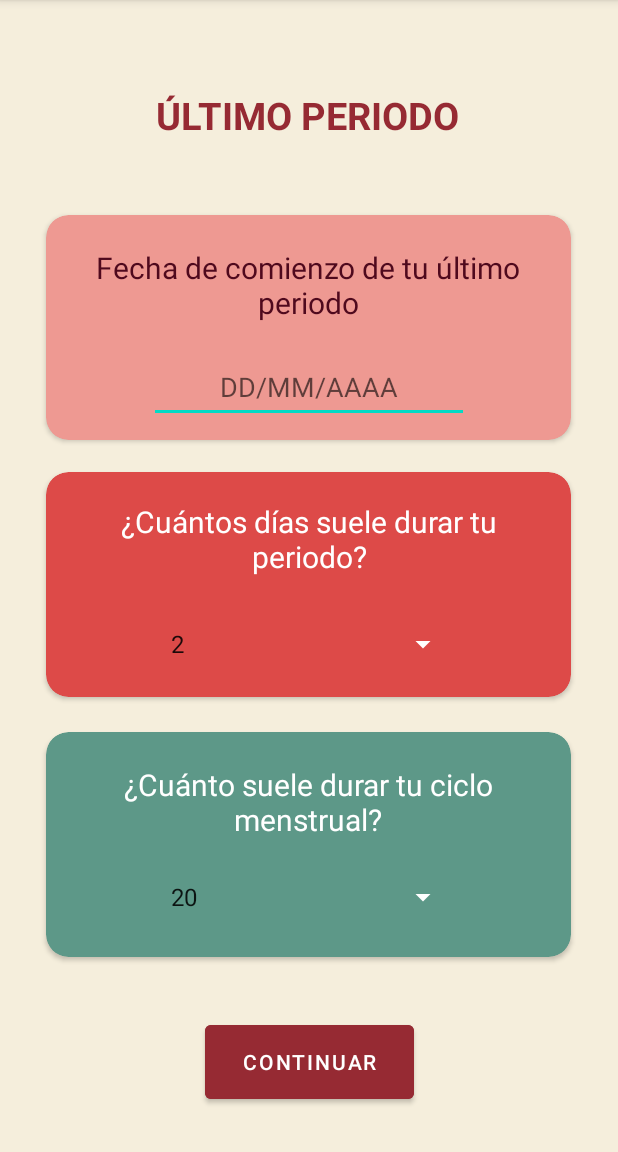
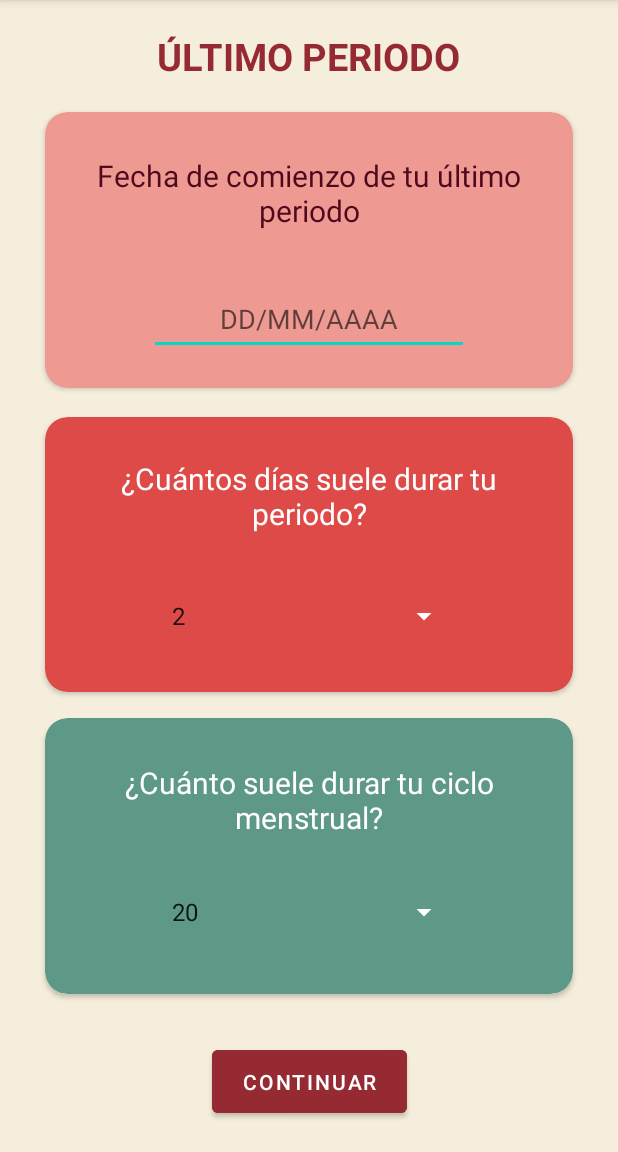
Before and after one commit to elennovi/periodt, an Android app: the screen it shows after launch (LastperiodActivity), after a tap on "REGISTRARSE", on a phone screen of 412 x 824 dp, the part 84-1236 px from its top. Run offline under Robolectric (Android 15) with nearby library versions, the phone set to English and light mode, and no system bars; our stand-ins replace Room's generated code.

Commit message:
last_period.xml improved and land/calendar.xml created

```diff
--- a/app/src/main/java/com/example/periodt/CalendarActivity.java
+++ b/app/src/main/java/com/example/periodt/CalendarActivity.java
@@ -88,6 +88,7 @@ public class CalendarActivity extends AppCompatActivity {
 
     private String nextPeriod(){
         String lastPeriod = db.getLastPeriod(uid);
+        Log.i("LAST_PERIOD", lastPeriod);
         String cycle = db.getCycle(uid);
         String duration = db.getDuration(uid);
 
--- a/app/src/main/java/com/example/periodt/MainActivity.java
+++ b/app/src/main/java/com/example/periodt/MainActivity.java
@@ -25,12 +25,12 @@ public class MainActivity extends AppCompatActivity {
         SharedPreferences prefs = PreferenceManager.getDefaultSharedPreferences(this);
         boolean isLogged = prefs.getBoolean("isLogged", false);
         Intent intent;
-        if(isLogged) {
+        /*if(isLogged) {
             intent = new Intent(this, LastperiodActivity.class);
         }
-        else{
+        else{*/
             intent = new Intent(this, SignupActivity.class);
-        }
+        //}
         startActivity(intent);
     }
 }
--- a/app/src/main/res/layout/last_period.xml
+++ b/app/src/main/res/layout/last_period.xml
@@ -9,16 +9,17 @@
 
     <androidx.cardview.widget.CardView
         android:id="@+id/cardView2"
-        android:layout_width="350dp"
-        android:layout_height="150dp"
+        android:layout_width="0dp"
+        android:layout_height="0dp"
+        android:layout_marginStart="30dp"
+        android:layout_marginEnd="30dp"
+        android:layout_marginBottom="31dp"
         app:cardBackgroundColor="@color/dark_green"
         app:cardCornerRadius="15dp"
-        app:layout_constraintBottom_toBottomOf="parent"
+        app:layout_constraintBottom_toTopOf="@+id/continue_btn"
         app:layout_constraintEnd_toEndOf="parent"
-        app:layout_constraintHorizontal_bias="0.491"
         app:layout_constraintStart_toStartOf="parent"
-        app:layout_constraintTop_toTopOf="parent"
-        app:layout_constraintVertical_bias="0.79" >
+        app:layout_constraintTop_toBottomOf="@+id/cardView">
 
         <androidx.constraintlayout.widget.ConstraintLayout
             android:layout_width="match_parent"
@@ -55,16 +56,18 @@
     </androidx.cardview.widget.CardView>
 
     <androidx.cardview.widget.CardView
-        android:layout_width="350dp"
-        android:layout_height="150dp"
+        android:id="@+id/cardView7"
+        android:layout_width="0dp"
+        android:layout_height="0dp"
+        android:layout_marginStart="30dp"
+        android:layout_marginEnd="30dp"
+        android:layout_marginBottom="19dp"
         app:cardBackgroundColor="@color/pink"
         app:cardCornerRadius="15dp"
-        app:layout_constraintBottom_toBottomOf="parent"
+        app:layout_constraintBottom_toTopOf="@+id/cardView"
         app:layout_constraintEnd_toEndOf="parent"
-        app:layout_constraintHorizontal_bias="0.491"
         app:layout_constraintStart_toStartOf="parent"
-        app:layout_constraintTop_toTopOf="parent"
-        app:layout_constraintVertical_bias="0.232">
+        app:layout_constraintTop_toBottomOf="@+id/textView">
 
         <androidx.constraintlayout.widget.ConstraintLayout
             android:layout_width="match_parent"
@@ -90,33 +93,36 @@
                 android:layout_width="wrap_content"
                 android:layout_height="48dp"
                 android:ems="10"
+                android:hint="@string/input_date"
                 android:inputType="date"
                 android:textAlignment="center"
-                android:hint="@string/input_date"
                 app:layout_constraintBottom_toBottomOf="parent"
                 app:layout_constraintEnd_toEndOf="parent"
                 app:layout_constraintStart_toStartOf="parent"
                 app:layout_constraintTop_toBottomOf="@+id/textView3"
                 app:layout_constraintVertical_bias="0.615" />
         </androidx.constraintlayout.widget.ConstraintLayout>
+
     </androidx.cardview.widget.CardView>
 
     <androidx.cardview.widget.CardView
         android:id="@+id/cardView"
-        android:layout_width="350dp"
-        android:layout_height="150dp"
+        android:layout_width="0dp"
+        android:layout_height="0dp"
+        android:layout_marginStart="30dp"
+        android:layout_marginEnd="30dp"
+        android:layout_marginBottom="17dp"
         app:cardBackgroundColor="@color/red"
         app:cardCornerRadius="15dp"
-        app:layout_constraintBottom_toBottomOf="parent"
+        app:layout_constraintBottom_toTopOf="@+id/cardView2"
         app:layout_constraintEnd_toEndOf="parent"
-        app:layout_constraintHorizontal_bias="0.491"
         app:layout_constraintStart_toStartOf="parent"
-        app:layout_constraintTop_toTopOf="parent"
-        app:layout_constraintVertical_bias="0.509">
+        app:layout_constraintTop_toBottomOf="@+id/cardView7">
 
         <androidx.constraintlayout.widget.ConstraintLayout
             android:layout_width="match_parent"
-            android:layout_height="match_parent">
+            android:layout_height="match_parent"
+            tools:layout_editor_absoluteY="1dp">
 
             <TextView
                 android:id="@+id/textView4"
@@ -128,52 +134,52 @@
                 android:textSize="20sp"
                 app:layout_constraintBottom_toBottomOf="parent"
                 app:layout_constraintEnd_toEndOf="parent"
-                app:layout_constraintHorizontal_bias="0.51"
                 app:layout_constraintStart_toStartOf="parent"
                 app:layout_constraintTop_toTopOf="parent"
-                app:layout_constraintVertical_bias="0.212" />
+                app:layout_constraintVertical_bias="0.221" />
 
             <Spinner
                 android:id="@+id/period_duration"
                 android:layout_width="200dp"
                 android:layout_height="48dp"
                 android:backgroundTint="@color/white"
+                android:contentDescription="@string/dropdown"
                 android:hint="@string/dropdown"
-                android:contentDescription="@string/dropdown"
                 app:layout_constraintBottom_toBottomOf="parent"
                 app:layout_constraintEnd_toEndOf="parent"
                 app:layout_constraintHorizontal_bias="0.503"
                 app:layout_constraintStart_toStartOf="parent"
                 app:layout_constraintTop_toBottomOf="@+id/textView4"
-                app:layout_constraintVertical_bias="0.515" />
+                app:layout_constraintVertical_bias="0.448" />
         </androidx.constraintlayout.widget.ConstraintLayout>
+
     </androidx.cardview.widget.CardView>
 
     <Button
         android:id="@+id/continue_btn"
-        android:layout_width="139dp"
-        android:layout_height="61dp"
+        android:layout_width="130dp"
+        android:layout_height="54dp"
+        android:layout_marginBottom="20dp"
         android:backgroundTint="@color/dark_red"
         android:text="@string/button_next"
         app:layout_constraintBottom_toBottomOf="parent"
         app:layout_constraintEnd_toEndOf="parent"
         app:layout_constraintStart_toStartOf="parent"
-        app:layout_constraintTop_toBottomOf="@+id/cardView2"
-        app:layout_constraintVertical_bias="0.573" />
+        app:layout_constraintTop_toBottomOf="@+id/cardView2" />
 
     <TextView
         android:id="@+id/textView"
         android:layout_width="wrap_content"
         android:layout_height="wrap_content"
+        android:layout_marginTop="20dp"
+        android:layout_marginBottom="20dp"
         android:text="@string/last_period"
         android:textColor="@color/dark_red"
         android:textSize="25sp"
         android:textStyle="bold"
-        app:layout_constraintBottom_toBottomOf="parent"
+        app:layout_constraintBottom_toTopOf="@+id/cardView7"
         app:layout_constraintEnd_toEndOf="parent"
-        app:layout_constraintHorizontal_bias="0.497"
         app:layout_constraintStart_toStartOf="parent"
-        app:layout_constraintTop_toTopOf="parent"
-        app:layout_constraintVertical_bias="0.081" />
+        app:layout_constraintTop_toTopOf="parent" />
 
 </androidx.constraintlayout.widget.ConstraintLayout>
```
Also changed, not shown: app/src/main/res/layout-land/calendar.xml (+60 -1 lines).
